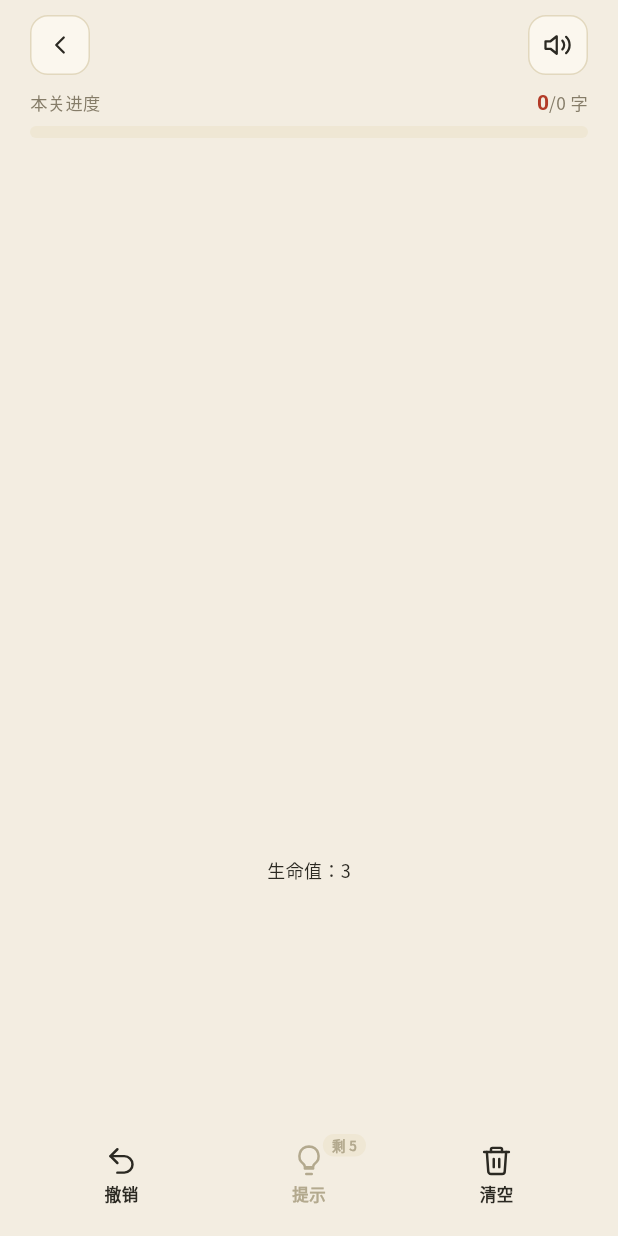
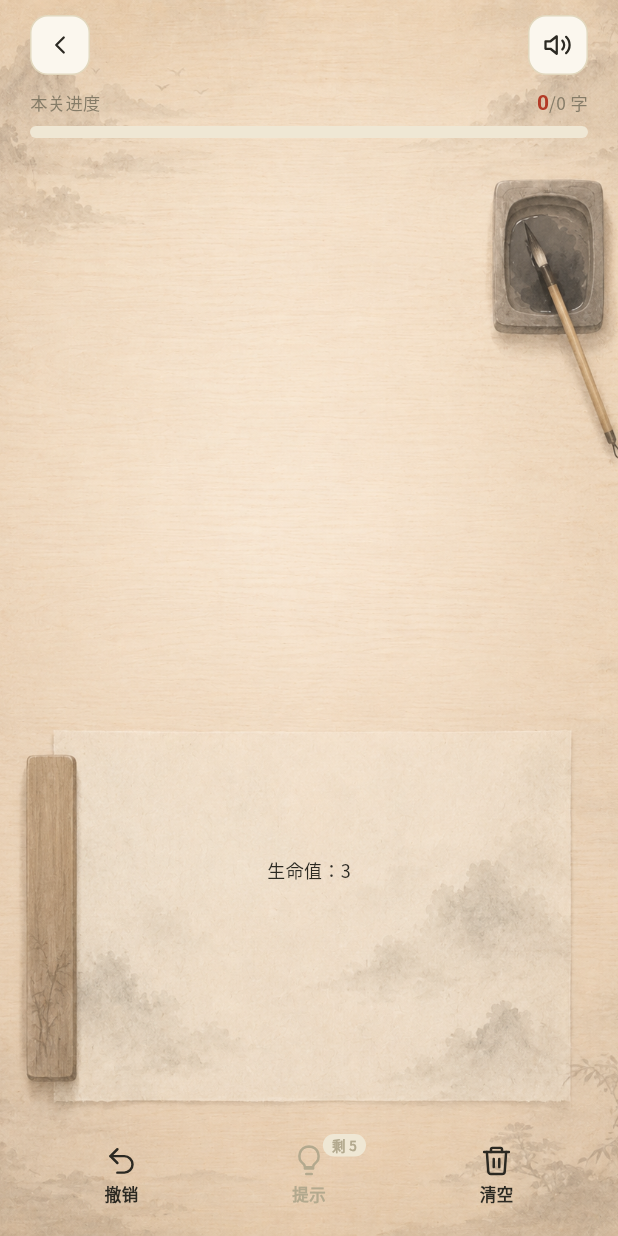
Before and after one commit to warrior2005/idiom_crossword, a Flutter app: the GameScreen screen opened directly with empty values, on a phone screen of 412 x 824 dp. Run offline on Flutter 3.47's test engine with Material 3 defaults, Android fonts, the phone set to English and light mode, and no system bars; our stand-ins replace audioplayers, drift, flutter_riverpod, flutter_svg, google_mobile_ads, image_picker and 1 more; missing offline and left inert: app_tracking_transparency, games_services, sqlite3; accounts and stored records are empty; generated files the repository leaves out were written again; Roboto replaces fonts that are missing (Noto Serif SC); statements that could not run were skipped.

Commit message:
添加默认背景图片

```diff
--- a/lib/src/ui/screens/game_screen.dart
+++ b/lib/src/ui/screens/game_screen.dart
@@ -1387,7 +1387,15 @@ class _GameScreenState extends ConsumerState<GameScreen> {
   Widget build(BuildContext context) {
     return Scaffold(
       backgroundColor: AppColors.bg,
-      body: SafeArea(
+      body: Stack(
+        children: [
+          Positioned.fill(
+            child: Image.asset(
+              'assets/images/background_default.png',
+              fit: BoxFit.cover,
+            ),
+          ),
+          SafeArea(
             child: _restoring
                 ? const Center(child: CircularProgressIndicator())
                 : Column(
@@ -1401,6 +1409,8 @@ class _GameScreenState extends ConsumerState<GameScreen> {
                       _buildToolbar(),
                     ],
                   ),
+          ),
+        ],
       ),
     );
   }
```
Also changed, not shown: assets/images/background_default.png (added). Lines whose indentation alone changed are shown as unchanged.
